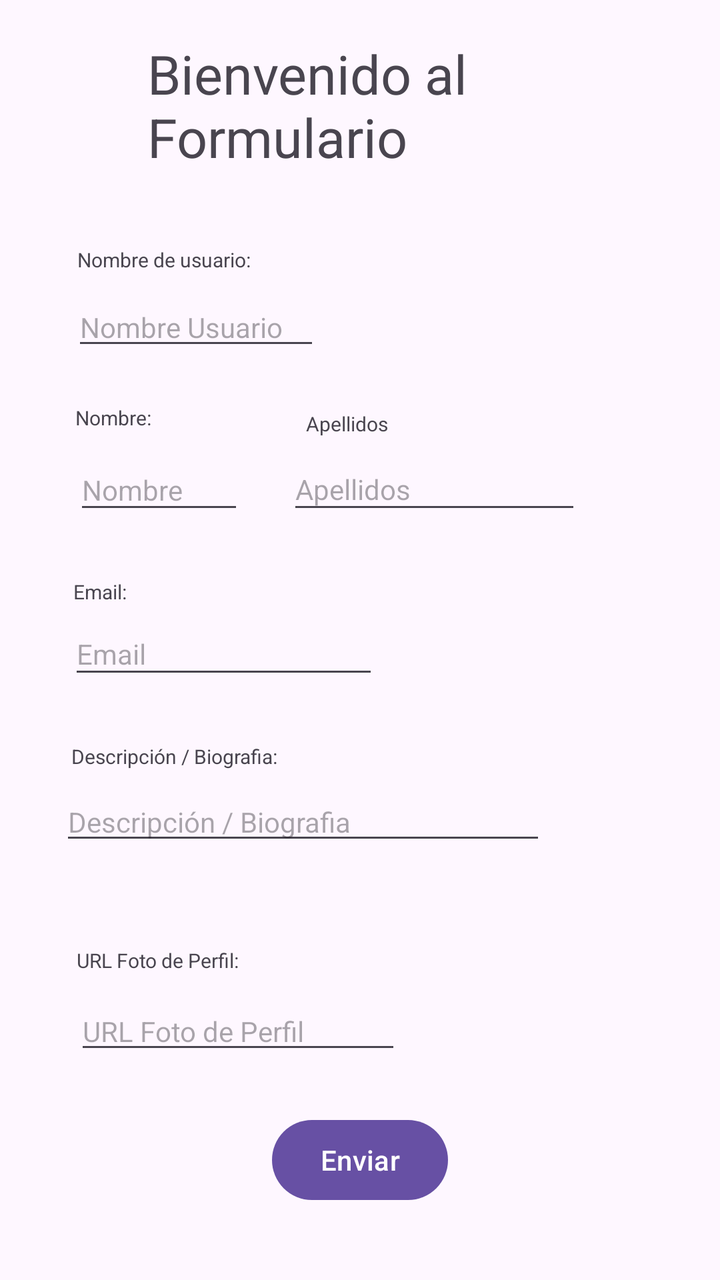
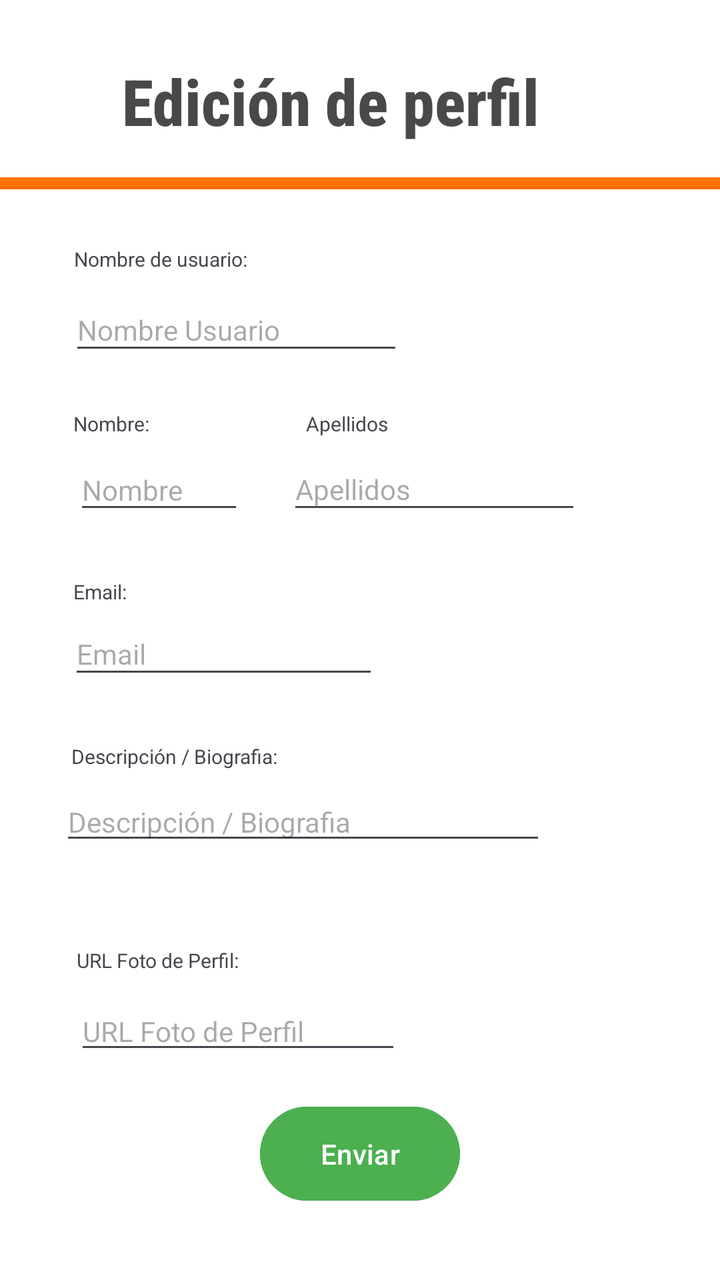

Compare the two renders of this Android layout. The source of the first and the diff that turns it into the second are given below.
<!-- AndroidManifest.xml: application theme Theme.PerfilUsuari -->
<!-- res/layout/activity_main.xml -->
<?xml version="1.0" encoding="utf-8"?>
<androidx.constraintlayout.widget.ConstraintLayout xmlns:android="http://schemas.android.com/apk/res/android"
    xmlns:app="http://schemas.android.com/apk/res-auto"
    xmlns:tools="http://schemas.android.com/tools"
    android:id="@+id/main"
    android:layout_width="match_parent"
    android:layout_height="match_parent"
    tools:context=".MainActivity">

    <TextView
        android:id="@+id/Titulo"
        android:layout_width="183dp"
        android:layout_height="91dp"
        android:text="Bienvenido al Formulario"
        android:textSize="27sp"
        app:layout_constraintBottom_toBottomOf="parent"
        app:layout_constraintEnd_toEndOf="parent"
        app:layout_constraintHorizontal_bias="0.417"
        app:layout_constraintStart_toStartOf="parent"
        app:layout_constraintTop_toTopOf="parent"
        app:layout_constraintVertical_bias="0.034" />

    <EditText
        android:id="@+id/etApellidos"
        android:layout_width="147dp"
        android:layout_height="38dp"
        android:ems="10"
        android:hint="Apellidos"
        android:inputType="text"
        android:textSize="14sp"
        app:layout_constraintBottom_toBottomOf="parent"
        app:layout_constraintEnd_toEndOf="parent"
        app:layout_constraintHorizontal_bias="0.674"
        app:layout_constraintStart_toStartOf="parent"
        app:layout_constraintTop_toTopOf="parent"
        app:layout_constraintVertical_bias="0.372" />

    <EditText
        android:id="@+id/etEmail"
        android:layout_width="155dp"
        android:layout_height="38dp"
        android:ems="10"
        android:hint="Email"
        android:inputType="textEmailAddress"
        android:textSize="14sp"
        app:layout_constraintBottom_toBottomOf="parent"
        app:layout_constraintEnd_toEndOf="parent"
        app:layout_constraintHorizontal_bias="0.167"
        app:layout_constraintStart_toStartOf="parent"
        app:layout_constraintTop_toTopOf="parent"
        app:layout_constraintVertical_bias="0.509" />

    <TextView
        android:id="@+id/tvApellidos"
        android:layout_width="43dp"
        android:layout_height="14dp"
        android:text="Apellidos:"
        android:textSize="10sp"
        app:layout_constraintBottom_toTopOf="@+id/etApellidos"
        app:layout_constraintEnd_toEndOf="parent"
        app:layout_constraintHorizontal_bias="0.483"
        app:layout_constraintStart_toStartOf="parent"
        app:layout_constraintTop_toTopOf="parent"
        app:layout_constraintVertical_bias="0.976" />

    <EditText
        android:id="@+id/etNombre"
        android:layout_width="85dp"
        android:layout_height="37dp"
        android:ems="10"
        android:hint='Nombre'
        android:inputType="text"
        android:textSize="14sp"
        app:layout_constraintBottom_toBottomOf="parent"
        app:layout_constraintEnd_toEndOf="parent"
        app:layout_constraintHorizontal_bias="0.134"
        app:layout_constraintStart_toStartOf="parent"
        app:layout_constraintTop_toTopOf="parent"
        app:layout_constraintVertical_bias="0.373" />

    <EditText
        android:id="@+id/etNomUser"
        android:layout_width="124dp"
        android:layout_height="34dp"
        android:ems="10"
        android:hint="Nombre Usuario"
        android:inputType="text"
        android:textSize="14sp"
        app:layout_constraintBottom_toBottomOf="parent"
        app:layout_constraintEnd_toEndOf="parent"
        app:layout_constraintHorizontal_bias="0.153"
        app:layout_constraintStart_toStartOf="parent"
        app:layout_constraintTop_toTopOf="parent"
        app:layout_constraintVertical_bias="0.241" />

    <TextView
        android:id="@+id/tvNomUser"
        android:layout_width="wrap_content"
        android:layout_height="wrap_content"
        android:layout_marginBottom="8dp"
        android:text="Nombre de usuario:"
        android:textSize="10sp"
        app:layout_constraintBottom_toTopOf="@+id/etNomUser"
        app:layout_constraintEnd_toEndOf="parent"
        app:layout_constraintHorizontal_bias="0.141"
        app:layout_constraintStart_toStartOf="parent"
        app:layout_constraintTop_toTopOf="parent"
        app:layout_constraintVertical_bias="0.989" />

    <TextView
        android:id="@+id/tvEmail"
        android:layout_width="40dp"
        android:layout_height="11dp"
        android:text="Email:"
        android:textSize="10sp"
        app:layout_constraintBottom_toTopOf="@+id/etEmail"
        app:layout_constraintEnd_toEndOf="parent"
        app:layout_constraintHorizontal_bias="0.115"
        app:layout_constraintStart_toStartOf="parent"
        app:layout_constraintTop_toTopOf="parent"
        app:layout_constraintVertical_bias="0.979" />

    <TextView
        android:id="@+id/tvNombre"
        android:layout_width="51dp"
        android:layout_height="13dp"
        android:text="Nombre:"
        android:textSize="10sp"
        app:layout_constraintBottom_toTopOf="@+id/etNombre"
        app:layout_constraintEnd_toEndOf="parent"
        app:layout_constraintHorizontal_bias="0.122"
        app:layout_constraintStart_toStartOf="parent"
        app:layout_constraintTop_toTopOf="parent"
        app:layout_constraintVertical_bias="0.953" />

    <TextView
        android:id="@+id/tvBio"
        android:layout_width="wrap_content"
        android:layout_height="wrap_content"
        android:text="Descripción / Biografia:"
        android:textSize="10sp"
        app:layout_constraintBottom_toTopOf="@+id/etBio"
        app:layout_constraintEnd_toEndOf="parent"
        app:layout_constraintHorizontal_bias="0.139"
        app:layout_constraintStart_toStartOf="parent"
        app:layout_constraintTop_toTopOf="parent"
        app:layout_constraintVertical_bias="0.983" />

    <EditText
        android:id="@+id/etBio"
        android:layout_width="243dp"
        android:layout_height="36dp"
        android:ems="10"
        android:hint="Descripción / Biografia"
        android:inputType="text"
        android:textSize="14sp"
        app:layout_constraintBottom_toBottomOf="parent"
        app:layout_constraintEnd_toEndOf="parent"
        app:layout_constraintHorizontal_bias="0.255"
        app:layout_constraintStart_toStartOf="parent"
        app:layout_constraintTop_toTopOf="parent"
        app:layout_constraintVertical_bias="0.648" />

    <Button
        android:id="@+id/Enviar"
        android:layout_width="wrap_content"
        android:layout_height="wrap_content"
        android:text="Enviar"
        app:layout_constraintBottom_toBottomOf="parent"
        app:layout_constraintEnd_toEndOf="parent"
        app:layout_constraintHorizontal_bias="0.5"
        app:layout_constraintStart_toStartOf="parent"
        app:layout_constraintTop_toTopOf="parent"
        app:layout_constraintVertical_bias="0.939" />

    <TextView
        android:id="@+id/tvUrl"
        android:layout_width="wrap_content"
        android:layout_height="wrap_content"
        android:text="URL Foto de Perfil:"
        android:textSize="10sp"
        app:layout_constraintBottom_toTopOf="@+id/etUrl"
        app:layout_constraintEnd_toEndOf="parent"
        app:layout_constraintHorizontal_bias="0.138"
        app:layout_constraintStart_toStartOf="parent"
        app:layout_constraintTop_toTopOf="parent"
        app:layout_constraintVertical_bias="0.981" />

    <EditText
        android:id="@+id/etUrl"
        android:layout_width="wrap_content"
        android:layout_height="wrap_content"
        android:ems="10"
        android:hint="URL Foto de Perfil"
        android:inputType="text"
        android:textSize="14sp"
        app:layout_constraintBottom_toBottomOf="parent"
        app:layout_constraintEnd_toEndOf="parent"
        app:layout_constraintHorizontal_bias="0.19"
        app:layout_constraintStart_toStartOf="parent"
        app:layout_constraintTop_toTopOf="parent"
        app:layout_constraintVertical_bias="0.821" />

</androidx.constraintlayout.widget.ConstraintLayout>
<!-- resources referenced by this layout -->
<resources>
  <style name="Theme.PerfilUsuari" parent="Base.Theme.PerfilUsuari" />
  <style name="Base.Theme.PerfilUsuari" parent="Theme.Material3.DayNight.NoActionBar">
          
          
      </style>
</resources>

<!-- the commit's change to res/layout/activity_main.xml (unified diff, before → after) -->
@@ -5,20 +5,24 @@
     android:id="@+id/main"
     android:layout_width="match_parent"
     android:layout_height="match_parent"
+    android:background="#FFFFFF"
     tools:context=".MainActivity">
 
     <TextView
         android:id="@+id/Titulo"
-        android:layout_width="183dp"
-        android:layout_height="91dp"
-        android:text="Bienvenido al Formulario"
-        android:textSize="27sp"
-        app:layout_constraintBottom_toBottomOf="parent"
-        app:layout_constraintEnd_toEndOf="parent"
-        app:layout_constraintHorizontal_bias="0.417"
-        app:layout_constraintStart_toStartOf="parent"
-        app:layout_constraintTop_toTopOf="parent"
-        app:layout_constraintVertical_bias="0.034" />
+        android:layout_width="222dp"
+        android:layout_height="74dp"
+        android:fontFamily="sans-serif-condensed-medium"
+        android:text="Edición de perfil"
+        android:textColor="#494949"
+        android:textSize="32sp"
+        android:textStyle="bold"
+        app:layout_constraintBottom_toBottomOf="parent"
+        app:layout_constraintEnd_toEndOf="parent"
+        app:layout_constraintHorizontal_bias="0.443"
+        app:layout_constraintStart_toStartOf="parent"
+        app:layout_constraintTop_toTopOf="parent"
+        app:layout_constraintVertical_bias="0.051" />
 
     <EditText
         android:id="@+id/etApellidos"
@@ -80,18 +84,18 @@
 
     <EditText
         android:id="@+id/etNomUser"
-        android:layout_width="124dp"
-        android:layout_height="34dp"
+        android:layout_width="167dp"
+        android:layout_height="38dp"
         android:ems="10"
         android:hint="Nombre Usuario"
         android:inputType="text"
         android:textSize="14sp"
         app:layout_constraintBottom_toBottomOf="parent"
         app:layout_constraintEnd_toEndOf="parent"
-        app:layout_constraintHorizontal_bias="0.153"
-        app:layout_constraintStart_toStartOf="parent"
-        app:layout_constraintTop_toTopOf="parent"
-        app:layout_constraintVertical_bias="0.241" />
+        app:layout_constraintHorizontal_bias="0.18"
+        app:layout_constraintStart_toStartOf="parent"
+        app:layout_constraintTop_toTopOf="parent"
+        app:layout_constraintVertical_bias="0.24" />
 
     <TextView
         android:id="@+id/tvNomUser"
@@ -102,10 +106,10 @@
         android:textSize="10sp"
         app:layout_constraintBottom_toTopOf="@+id/etNomUser"
         app:layout_constraintEnd_toEndOf="parent"
-        app:layout_constraintHorizontal_bias="0.141"
-        app:layout_constraintStart_toStartOf="parent"
-        app:layout_constraintTop_toTopOf="parent"
-        app:layout_constraintVertical_bias="0.989" />
+        app:layout_constraintHorizontal_bias="0.135"
+        app:layout_constraintStart_toStartOf="parent"
+        app:layout_constraintTop_toTopOf="parent"
+        app:layout_constraintVertical_bias="1.0" />
 
     <TextView
         android:id="@+id/tvEmail"
@@ -128,10 +132,10 @@
         android:textSize="10sp"
         app:layout_constraintBottom_toTopOf="@+id/etNombre"
         app:layout_constraintEnd_toEndOf="parent"
-        app:layout_constraintHorizontal_bias="0.122"
-        app:layout_constraintStart_toStartOf="parent"
-        app:layout_constraintTop_toTopOf="parent"
-        app:layout_constraintVertical_bias="0.953" />
+        app:layout_constraintHorizontal_bias="0.119"
+        app:layout_constraintStart_toStartOf="parent"
+        app:layout_constraintTop_toTopOf="parent"
+        app:layout_constraintVertical_bias="0.967" />
 
     <TextView
         android:id="@+id/tvBio"
@@ -163,8 +167,9 @@
 
     <Button
         android:id="@+id/Enviar"
-        android:layout_width="wrap_content"
-        android:layout_height="wrap_content"
+        android:layout_width="100dp"
+        android:layout_height="55dp"
+        android:backgroundTint="#4CAF50"
         android:text="Enviar"
         app:layout_constraintBottom_toBottomOf="parent"
         app:layout_constraintEnd_toEndOf="parent"
@@ -201,4 +206,16 @@
         app:layout_constraintTop_toTopOf="parent"
         app:layout_constraintVertical_bias="0.821" />
 
+    <LinearLayout
+        android:layout_width="415dp"
+        android:layout_height="6dp"
+        android:background="#FF7100"
+        android:orientation="vertical"
+        app:layout_constraintBottom_toBottomOf="parent"
+        app:layout_constraintEnd_toEndOf="parent"
+        app:layout_constraintHorizontal_bias="1.0"
+        app:layout_constraintStart_toStartOf="parent"
+        app:layout_constraintTop_toTopOf="parent"
+        app:layout_constraintVertical_bias="0.14"></LinearLayout>
+
 </androidx.constraintlayout.widget.ConstraintLayout>
